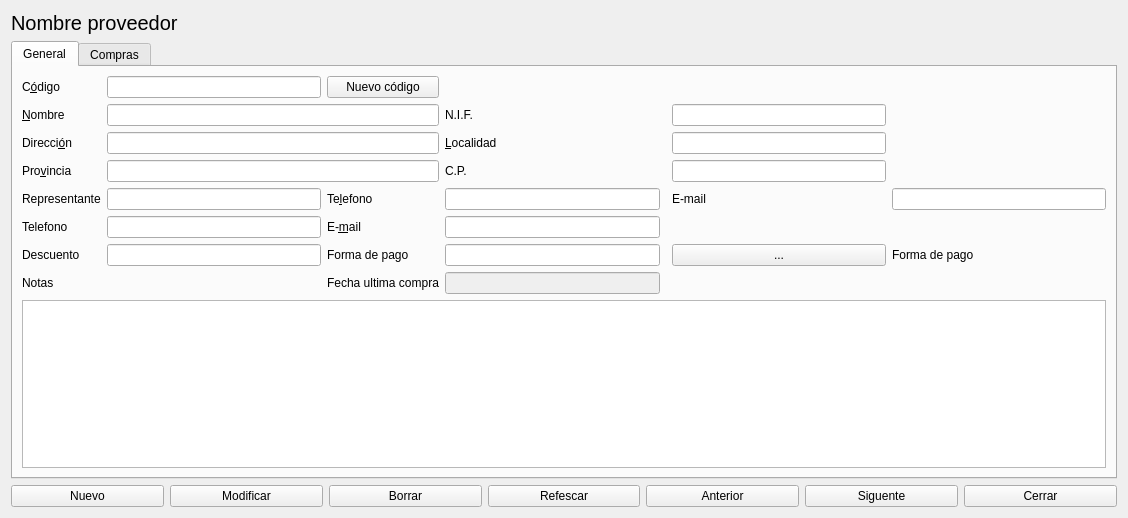
Ladis72/tienda, file proveedores.ui: the form before one commit.
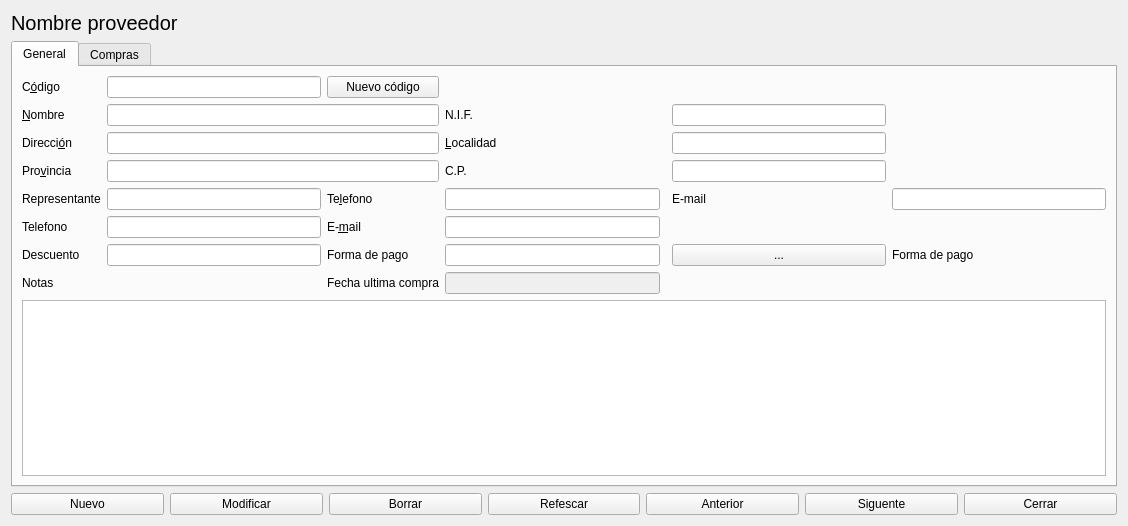
The form after the commit. The open tabs and pages were chosen to show the change.

Commit message: Fix precio costo

Diff of the .ui file:
```diff
--- a/proveedores.ui
+++ b/proveedores.ui
@@ -7,7 +7,7 @@
     <x>0</x>
     <y>0</y>
     <width>1128</width>
-    <height>518</height>
+    <height>526</height>
    </rect>
   </property>
   <property name="windowTitle">
```
Left out of the diff: 2 changed lines with no effect on the pictures. The commit also changes 1 other file.
